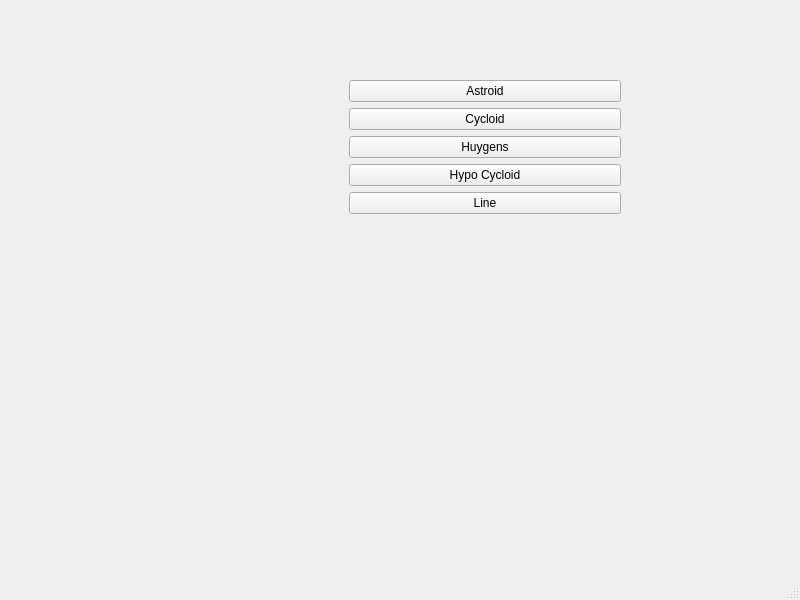
Before: the Qt Designer form mainwindow.ui in umerm64/QtCurvesCpp, drawn with Qt 5.
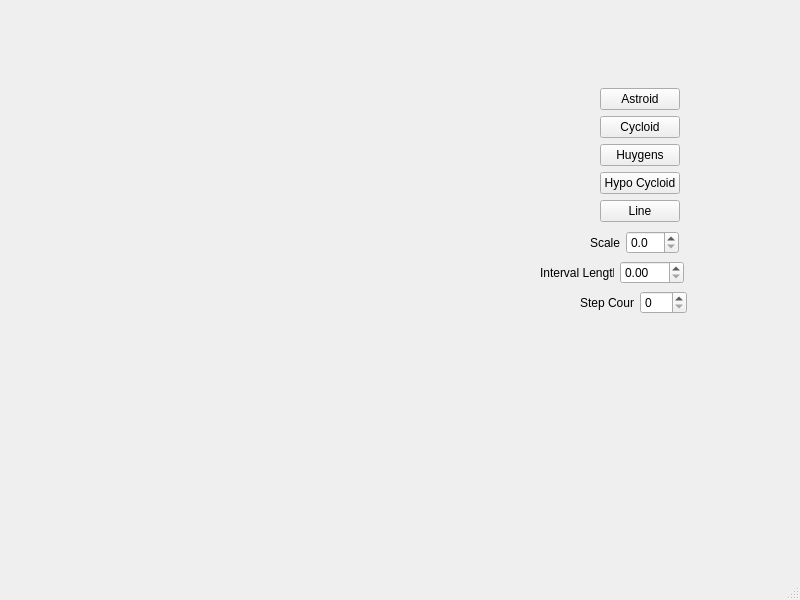
After: the same form once the commit is applied. Custom widgets are drawn as their Qt base class.

Commit message: customize scale, interval and stepcount

What changed in the file:
```diff
--- a/mainwindow.ui
+++ b/mainwindow.ui
@@ -14,70 +14,165 @@
    <string>MainWindow</string>
   </property>
   <widget class="QWidget" name="centralwidget">
-   <widget class="QWidget" name="layoutWidget">
+   <widget class="RenderArea" name="renderArea" native="true">
     <property name="geometry">
      <rect>
-      <x>70</x>
-      <y>80</y>
-      <width>551</width>
-      <height>321</height>
+      <x>71</x>
+      <y>81</y>
+      <width>272</width>
+      <height>319</height>
      </rect>
     </property>
-    <layout class="QHBoxLayout" name="horizontalLayout">
-     <item>
-      <widget class="RenderArea" name="renderArea" native="true"/>
-     </item>
-     <item>
-      <layout class="QVBoxLayout" name="verticalLayout">
-       <item>
+   </widget>
         <widget class="QPushButton" name="btnAstroid">
+    <property name="geometry">
+     <rect>
+      <x>600</x>
+      <y>88</y>
+      <width>80</width>
+      <height>22</height>
+     </rect>
+    </property>
          <property name="text">
           <string>Astroid</string>
          </property>
         </widget>
-       </item>
-       <item>
         <widget class="QPushButton" name="btnCycloid">
+    <property name="geometry">
+     <rect>
+      <x>600</x>
+      <y>116</y>
+      <width>80</width>
+      <height>22</height>
+     </rect>
+    </property>
          <property name="text">
           <string>Cycloid</string>
          </property>
         </widget>
-       </item>
-       <item>
         <widget class="QPushButton" name="btnHuygens">
+    <property name="geometry">
+     <rect>
+      <x>600</x>
+      <y>144</y>
+      <width>80</width>
+      <height>22</height>
+     </rect>
+    </property>
          <property name="text">
           <string>Huygens</string>
          </property>
         </widget>
-       </item>
-       <item>
         <widget class="QPushButton" name="btnHypo">
+    <property name="geometry">
+     <rect>
+      <x>600</x>
+      <y>172</y>
+      <width>80</width>
+      <height>22</height>
+     </rect>
+    </property>
          <property name="text">
           <string>Hypo Cycloid</string>
          </property>
         </widget>
-       </item>
-       <item>
         <widget class="QPushButton" name="btnLine">
+    <property name="geometry">
+     <rect>
+      <x>600</x>
+      <y>200</y>
+      <width>80</width>
+      <height>22</height>
+     </rect>
+    </property>
          <property name="text">
           <string>Line</string>
          </property>
         </widget>
+   <widget class="QWidget" name="">
+    <property name="geometry">
+     <rect>
+      <x>590</x>
+      <y>230</y>
+      <width>89</width>
+      <height>25</height>
+     </rect>
+    </property>
+    <layout class="QHBoxLayout" name="horizontalLayout">
+     <item>
+      <widget class="QLabel" name="label">
+       <property name="text">
+        <string>Scale</string>
+       </property>
+      </widget>
        </item>
        <item>
-        <spacer name="verticalSpacer">
-         <property name="orientation">
-          <enum>Qt::Vertical</enum>
-         </property>
-         <property name="sizeHint" stdset="0">
-          <size>
-           <width>20</width>
-           <height>40</height>
-          </size>
-         </property>
-        </spacer>
-       </item>
-      </layout>
+      <widget class="QDoubleSpinBox" name="spinScale">
+       <property name="decimals">
+        <number>1</number>
+       </property>
+       <property name="singleStep">
+        <double>0.100000000000000</double>
+       </property>
+      </widget>
+     </item>
+    </layout>
+   </widget>
+   <widget class="QWidget" name="">
+    <property name="geometry">
+     <rect>
+      <x>540</x>
+      <y>260</y>
+      <width>144</width>
+      <height>25</height>
+     </rect>
+    </property>
+    <layout class="QHBoxLayout" name="horizontalLayout_2">
+     <item>
+      <widget class="QLabel" name="label_2">
+       <property name="text">
+        <string>Interval Length</string>
+       </property>
+      </widget>
+     </item>
+     <item>
+      <widget class="QDoubleSpinBox" name="spinInterval">
+       <property name="maximum">
+        <double>100.000000000000000</double>
+       </property>
+       <property name="singleStep">
+        <double>0.100000000000000</double>
+       </property>
+      </widget>
+     </item>
+    </layout>
+   </widget>
+   <widget class="QWidget" name="">
+    <property name="geometry">
+     <rect>
+      <x>580</x>
+      <y>290</y>
+      <width>107</width>
+      <height>25</height>
+     </rect>
+    </property>
+    <layout class="QHBoxLayout" name="horizontalLayout_3">
+     <item>
+      <widget class="QLabel" name="label_3">
+       <property name="text">
+        <string>Step Count</string>
+       </property>
+      </widget>
+     </item>
+     <item>
+      <widget class="QSpinBox" name="spinCount">
+       <property name="maximum">
+        <number>512</number>
+       </property>
+       <property name="singleStep">
+        <number>8</number>
+       </property>
+      </widget>
      </item>
     </layout>
    </widget>
```
Lines whose indentation alone changed are shown as unchanged. The commit also changes 4 other files.
